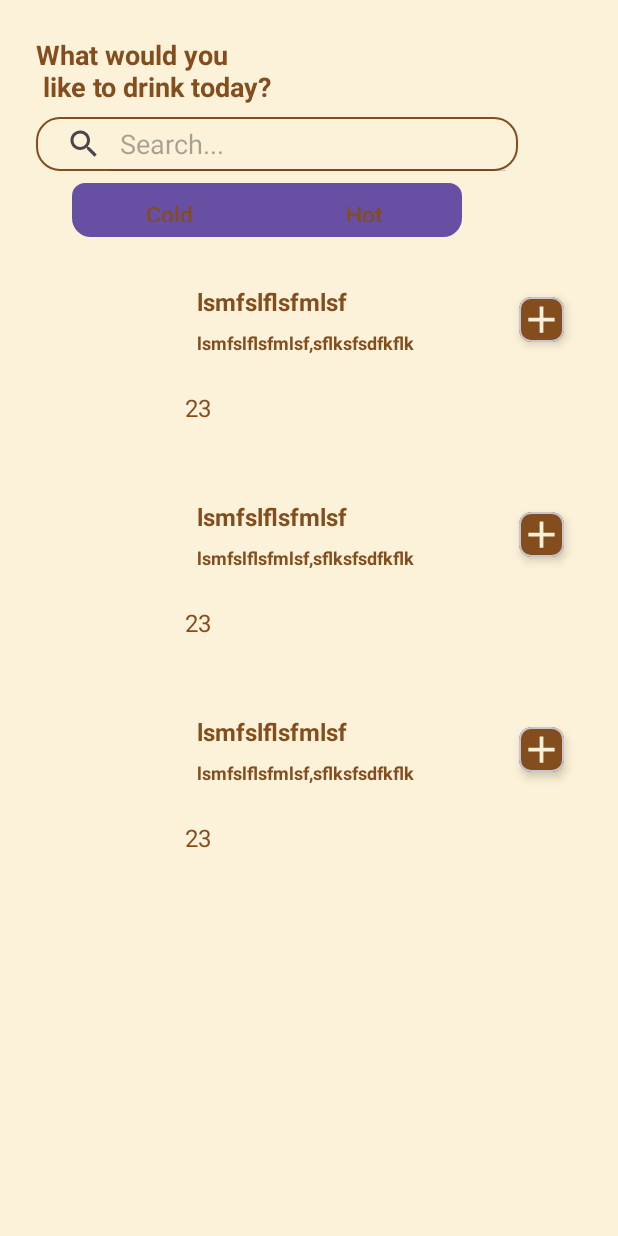
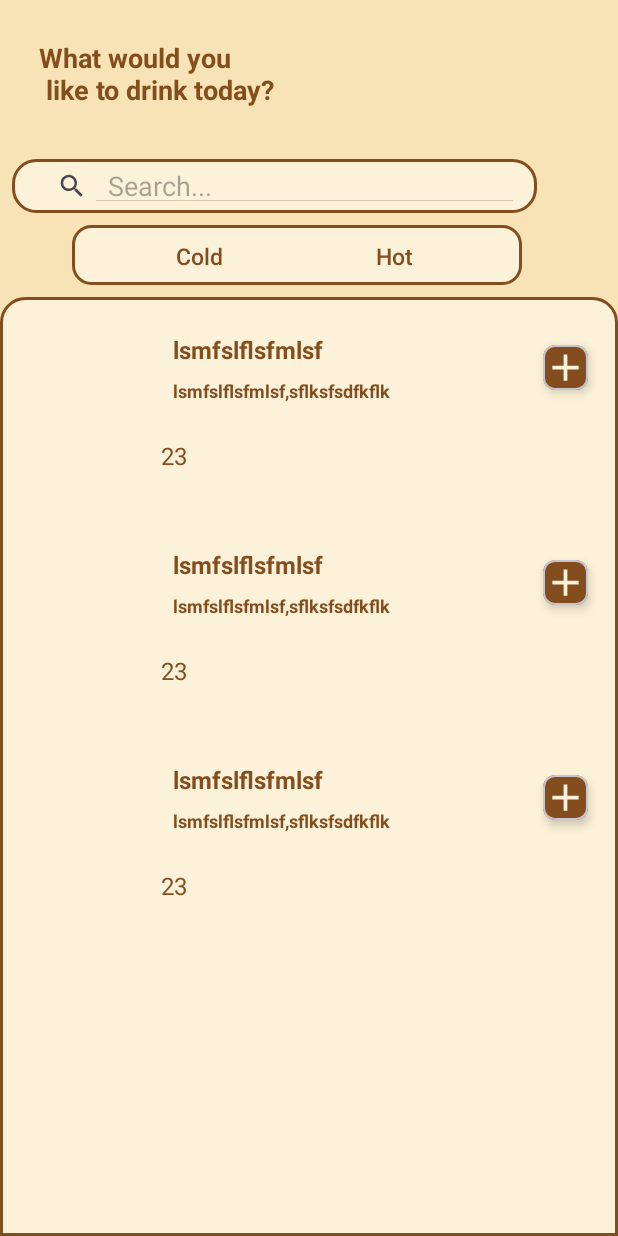
Before and after one commit to malakmahersoliman/BrewBuddy, an Android app: the layout fragment_drink_menu.xml on its own in the app's theme, with its tools: preview values and no code run, on a phone screen of 412 x 824 dp. Run offline under Robolectric (Android 15) with nearby library versions, the phone set to English and light mode, and no system bars; network calls fail.

Commit message:
finish drinks menu fragment and modify in ui of it

```diff
--- a/app/src/main/java/com/example/brewbuddy/presentation/MainActivity.kt
+++ b/app/src/main/java/com/example/brewbuddy/presentation/MainActivity.kt
@@ -4,6 +4,7 @@ import android.os.Bundle
 import androidx.activity.enableEdgeToEdge
 import androidx.appcompat.app.AppCompatActivity
 import com.example.brewbuddy.R
+import com.example.brewbuddy.presentation.fragments.drinks.DrinkMenuFragment
 import dagger.hilt.android.AndroidEntryPoint
 
 @AndroidEntryPoint
--- a/app/src/main/java/com/example/brewbuddy/presentation/fragments/drinks/DrinkMenuFragment.kt
+++ b/app/src/main/java/com/example/brewbuddy/presentation/fragments/drinks/DrinkMenuFragment.kt
@@ -99,10 +99,15 @@ class DrinkMenuFragment : Fragment() {
     private fun highlightButton(isCold: Boolean) {
         if (isCold) {
             binding.btnCold.setBackgroundColor(requireContext().getColor(R.color.select_bt))
+            binding.btnCold.setTextColor(requireContext().getColor(R.color.unselect_bt))
             binding.btnHot.setBackgroundColor(requireContext().getColor(R.color.unselect_bt))
+            binding.btnHot.setTextColor(requireContext().getColor(R.color.select_bt))
         } else {
             binding.btnHot.setBackgroundColor(requireContext().getColor(R.color.select_bt))
+            binding.btnHot.setTextColor(requireContext().getColor(R.color.unselect_bt))
+
             binding.btnCold.setBackgroundColor(requireContext().getColor(R.color.unselect_bt))
+            binding.btnCold.setTextColor(requireContext().getColor(R.color.select_bt))
         }
     }
 
--- /dev/null
+++ b/app/src/main/res/drawable/linear_bg.xml
@@ -0,0 +1,15 @@
+<?xml version="1.0" encoding="utf-8"?>
+<shape xmlns:android="http://schemas.android.com/apk/res/android"
+    android:shape="rectangle">
+
+    <!-- الخلفية -->
+    <solid android:color="@color/unselect_bt" />
+
+    <!-- البوردر -->
+    <stroke
+        android:width="2dp"
+        android:color="@color/select_bt" />
+
+    <!-- زوايا مدورة -->
+    <corners android:radius="12dp" />
+</shape>
--- /dev/null
+++ b/app/src/main/res/drawable/recycler_bg.xml
@@ -0,0 +1,17 @@
+<?xml version="1.0" encoding="utf-8"?>
+<shape xmlns:android="http://schemas.android.com/apk/res/android"
+    android:shape="rectangle">
+
+
+    <solid android:color="@color/unselect_bt" />
+
+    <stroke
+        android:width="2dp"
+        android:color="@color/select_bt" />
+
+    <corners
+        android:topLeftRadius="16dp"
+        android:topRightRadius="16dp"
+        android:bottomLeftRadius="0dp"
+        android:bottomRightRadius="0dp"/>
+</shape>
--- a/app/src/main/res/drawable/search_bk.xml
+++ b/app/src/main/res/drawable/search_bk.xml
@@ -5,7 +5,7 @@
     <solid android:color="#FCF2D9"/>
 
     <stroke
-        android:width="1dp"
+        android:width="2dp"
         android:color="#834D1E"/> <!-- غيري اللون حسب ما تحبي -->
 
     <corners android:radius="15dp"/>
--- a/app/src/main/res/layout/activity_main.xml
+++ b/app/src/main/res/layout/activity_main.xml
@@ -6,14 +6,4 @@
     android:layout_width="match_parent"
     android:layout_height="match_parent"
     tools:context=".presentation.MainActivity">
-
-    <TextView
-        android:layout_width="wrap_content"
-        android:layout_height="wrap_content"
-        android:text="Hello World!"
-        app:layout_constraintBottom_toBottomOf="parent"
-        app:layout_constraintEnd_toEndOf="parent"
-        app:layout_constraintStart_toStartOf="parent"
-        app:layout_constraintTop_toTopOf="parent" />
-
 </androidx.constraintlayout.widget.ConstraintLayout>
--- a/app/src/main/res/layout/coffee_item.xml
+++ b/app/src/main/res/layout/coffee_item.xml
@@ -9,6 +9,8 @@
         android:id="@+id/ivCoffee"
         android:layout_width="75dp"
         android:layout_height="110dp"
+        android:scaleType="centerCrop"
+        android:adjustViewBounds="true"
        android:layout_marginTop="17dp"
         android:layout_marginLeft="16dp"
         app:shapeAppearanceOverlay="@style/RoundedImageView"/>
--- a/app/src/main/res/layout/fragment_drink_menu.xml
+++ b/app/src/main/res/layout/fragment_drink_menu.xml
@@ -3,14 +3,14 @@
     android:orientation="vertical"
     android:layout_width="match_parent"
     android:layout_height="match_parent"
-    android:background="#FCF2D9"
-    android:padding="16dp">
+    android:background="#F8E3B6"
+   >
     <TextView
         android:id="@+id/tvIngredients"
         android:textSize="18sp"
         android:textStyle="bold"
-        android:paddingTop="8dp"
-        android:paddingLeft="8dp"
+        android:padding="18dp"
+        android:layout_margin="8dp"
         android:textColor="#834D1E"
         android:text="What would you \n like to drink today?"
         android:layout_width="wrap_content"
@@ -18,45 +18,47 @@
 
     <SearchView
         android:id="@+id/searchView"
-        android:layout_width="321dp"
+        android:layout_width="350dp"
         android:layout_height="36dp"
         android:background="@drawable/search_bk"
         android:queryHint="Search..."
+        android:padding="8dp"
         android:iconifiedByDefault="false"
         android:layout_margin="8dp"/>
     <LinearLayout
-        android:layout_width="260dp"
-        android:layout_height="36dp"
+        xmlns:android="http://schemas.android.com/apk/res/android"
+        android:layout_width="300dp"
+        android:layout_height="40dp"
         android:orientation="horizontal"
         android:gravity="center"
         android:layout_marginBottom="8dp"
-        android:layout_marginLeft="32dp"
-     >
+        android:layout_marginLeft="48dp"
+        android:background="@drawable/linear_bg">
 
         <Button
             android:id="@+id/btnCold"
             android:layout_width="130dp"
-            android:layout_height="wrap_content"
+            android:layout_height="match_parent"
             android:text="Cold"
             android:textSize="15sp"
-            android:background="@drawable/btn_left"
             android:textColor="#834D1E"
-            />
+            android:backgroundTint="@android:color/transparent"/>
 
         <Button
             android:id="@+id/btnHot"
             android:layout_width="130dp"
-            android:layout_height="wrap_content"
+            android:layout_height="match_parent"
             android:text="Hot"
             android:textSize="15sp"
-            android:background="@drawable/btn_right"
             android:textColor="#834D1E"
-           />
+            android:backgroundTint="@android:color/transparent" />
     </LinearLayout>
+
 
     <androidx.recyclerview.widget.RecyclerView
         android:id="@+id/recyclerView"
         android:layout_width="match_parent"
+        android:background="@drawable/recycler_bg"
         tools:listitem="@layout/coffee_item"
         android:layout_height="match_parent"/>
 </LinearLayout>
```
